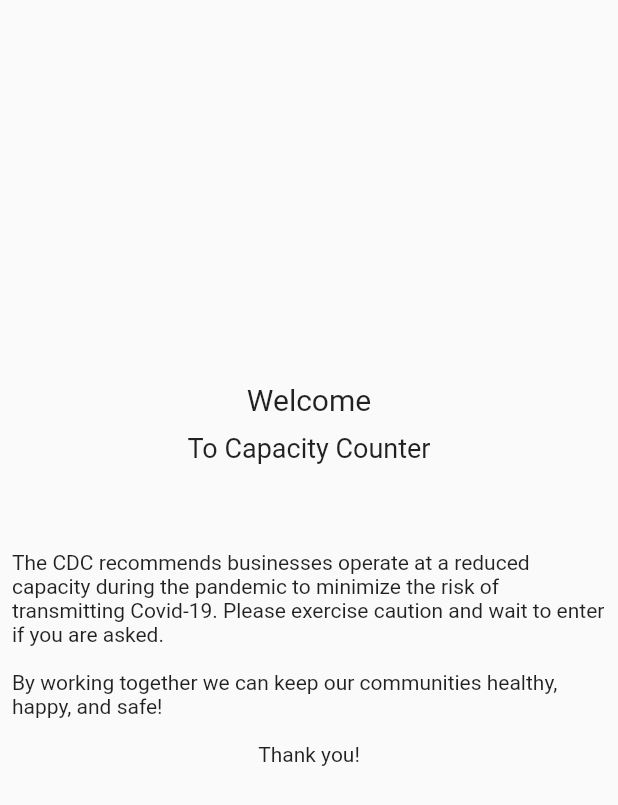
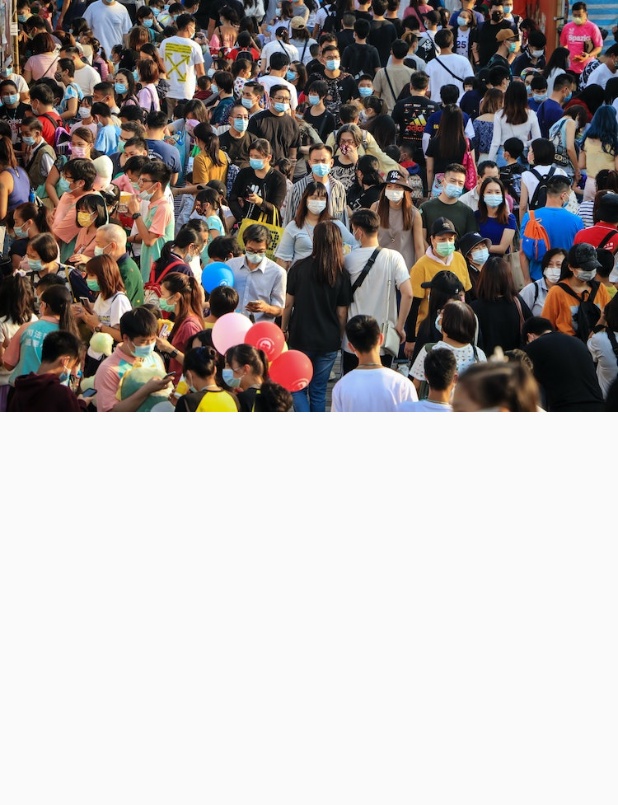
Before and after one commit to opunAI/business_capacity_challenge, a Flutter app: the screen it shows after launch, on a phone screen of 412 x 824 dp. Shown: the top 805 px of the screen. Run offline on Flutter 3.47's test engine with Material 2 defaults, Android fonts, the phone set to English and light mode, and no system bars; our stand-ins replace font_awesome_flutter.

Commit message:
Installed new image for welcome page

```diff
--- a/lib/main.dart
+++ b/lib/main.dart
@@ -13,6 +13,10 @@ class MyApp extends StatelessWidget {
   Widget build(BuildContext context) {
     return MaterialApp(
       title: 'Capacity Counter',
+      debugShowCheckedModeBanner: false,
+      theme: ThemeData(
+        primaryColor: Colors.blue,
+      ),
       routes: {
         // default route:
         '/': (context) => WelcomeScreen(),
--- a/lib/screens/welcome_screen.dart
+++ b/lib/screens/welcome_screen.dart
@@ -3,44 +3,23 @@ import 'package:opun_challenge/util/app_style.dart';
 
 //TODO: improve design of the welcome screen
 
-class WelcomeScreen extends StatelessWidget {
+class WelcomeScreen extends StatefulWidget {
+  @override
+  _WelcomeScreenState createState() => _WelcomeScreenState();
+}
+
+class _WelcomeScreenState extends State<WelcomeScreen> {
   @override
   Widget build(BuildContext context) {
     return Scaffold(
-      body: Center(
-        child: Column(
-          mainAxisAlignment: MainAxisAlignment.center,
-          children: [
-            Text('Welcome', style: AppStyle.TITLE_TEXTSTYLE),
-            SizedBox(
-              height: 10,
-            ),
-            Text('To Capacity Counter', style: AppStyle.SUBTITLE_TEXTSTYLE),
-            SizedBox(
-              height: 50,
-            ),
-            Padding(
-              padding: const EdgeInsets.all(8.0),
-              child: Text(
-                  'The CDC recommends businesses operate at a reduced capacity during the pandemic to minimize the risk of transmitting Covid-19. Please exercise caution and wait to enter if you are asked.'),
-            ),
-            Padding(
-              padding: const EdgeInsets.all(8.0),
-              child: Text(
-                  'By working together we can keep our communities healthy, happy, and safe!'),
-            ),
-            Padding(
-              padding: const EdgeInsets.all(8.0),
-              child: Text('Thank you!'),
-            ),
-            SizedBox(
-              height: 50,
-            ),
-            // ElevatedButton(
-            //   child: Text('continue'),
-            //   onPressed: () => Navigator.pushNamed(context, '/home'),
-            // )
-          ],
+      body: SingleChildScrollView(
+        child: Container(
+          height: MediaQuery.of(context).size.height,
+          child: Column(
+            children: <Widget>[
+              Image.asset('assets/images/crowded.jpg')
+            ],
+          ),
         ),
       ),
     );
--- a/pubspec.yaml
+++ b/pubspec.yaml
@@ -23,4 +23,5 @@ dev_dependencies:
 flutter:
   uses-material-design: true
   assets:
-    - assets/
+    - assets/images/crowded.jpg
+    - assets/images/numbers_jumbled.png
```
Also changed, not shown: assets/images/crowded.jpg (added), assets/images/numbers_jumbled.png (renamed from assets/numbers_jumbled.png).
